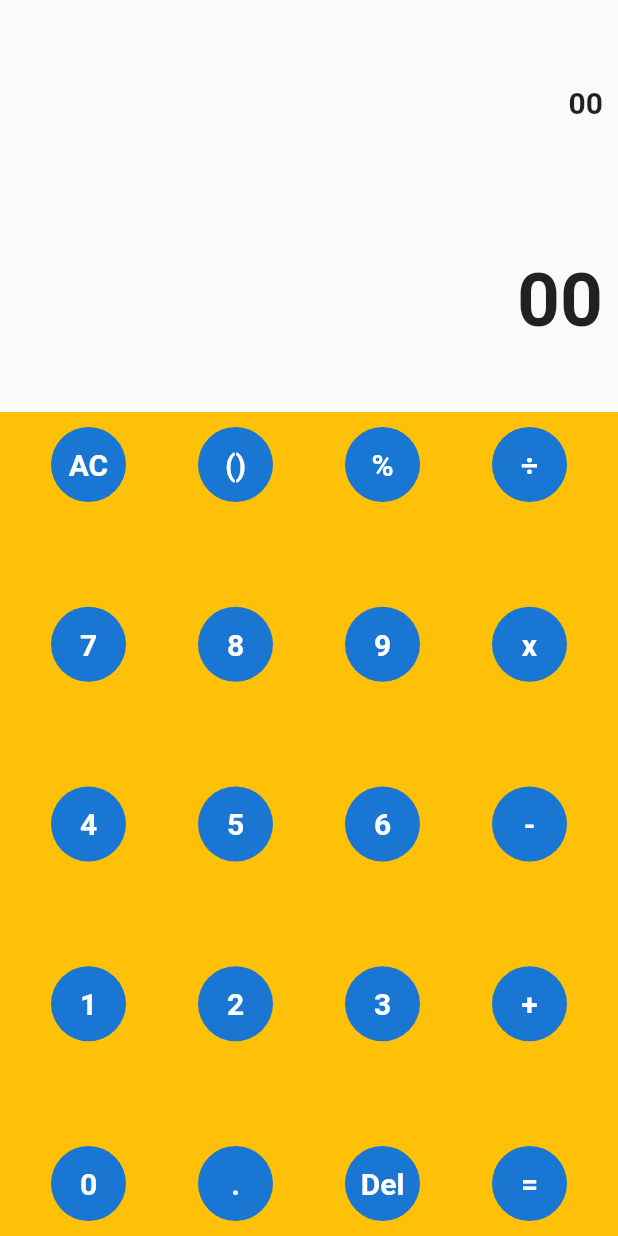
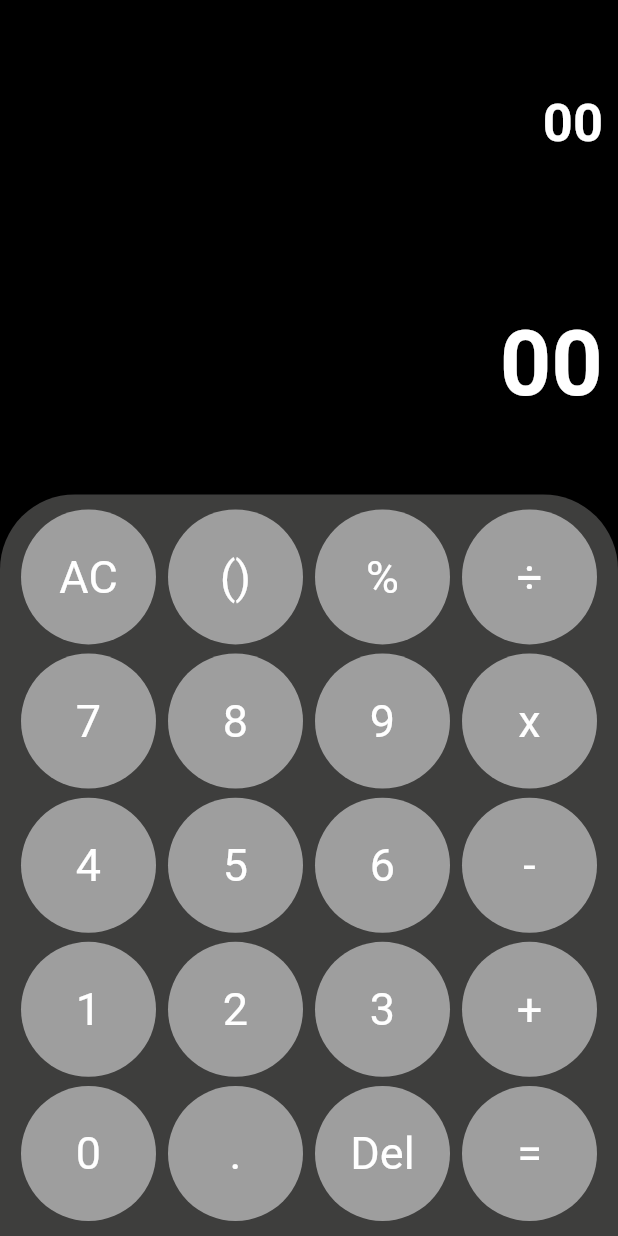
Before and after one commit to Furqan220/Calculator, a Flutter app: the screen it shows after launch, on a phone screen of 412 x 824 dp. Run offline on Flutter 3.47's test engine with Material 2 defaults, Android fonts, the phone set to English and light mode, and no system bars.

Commit message:
second commit

```diff
--- a/analysis_options.yaml
+++ b/analysis_options.yaml
@@ -7,7 +7,7 @@
 
 # The following line activates a set of recommended lints for Flutter apps,
 # packages, and plugins designed to encourage good coding practices.
-include: package:flutter_lints/flutter.yaml
+# include: package:flutter_lints/flutter.yaml
 
 linter:
   # The lint rules applied to this project can be customized in the
--- a/lib/main.dart
+++ b/lib/main.dart
@@ -9,130 +9,218 @@ class MyApp extends StatelessWidget {
 
   @override
   Widget build(BuildContext context) {
-    return  MaterialApp(
-      debugShowCheckedModeBanner: false,
-      home: Scaffold(
+    return MaterialApp(debugShowCheckedModeBanner: false, home: HomeScreen());
+  }
+}
+
+class HomeScreen extends StatefulWidget {
+  const HomeScreen({super.key});
+
+  @override
+  State<HomeScreen> createState() => _HomeScreenState();
+}
+
+class _HomeScreenState extends State<HomeScreen> {
+  String expression = '00';
+  String result = '00';
+  // String? result;
+
+  @override
+  Widget build(BuildContext context) {
+    return Scaffold(
+      backgroundColor: Colors.black,
       body: Column(
-        children:[
-      const Expanded(
+        children: [
+          Expanded(
               flex: 1,
-        child:Align(
-
+              child: Align(
                   alignment: Alignment.centerRight,
                   child: Padding(
                     padding: EdgeInsets.symmetric(horizontal: 10),
-            child: Text('00',
+                    child: Text(
+                      result,
                       style: TextStyle(
-              fontSize: 20,
-              fontWeight: FontWeight.bold
-
+                          color: Colors.white,
+                          fontSize: 35,
+                          fontWeight: FontWeight.bold),
                     ),
-
-
-            ),
-          ))
-      ),
+                  ))),
           Expanded(
-
               flex: 1,
-        child:Align(
+              child: Align(
                 alignment: Alignment.centerRight,
                 child: Container(
                   margin: EdgeInsets.only(bottom: 10),
                   padding: EdgeInsets.symmetric(horizontal: 10),
-            child: Text('00',style: TextStyle(
-              fontSize: 50,
-              fontWeight: FontWeight.bold
-
+                  child: Text(
+                    expression,
+                    style: TextStyle(
+                        color: Colors.white,
+                        fontSize: 60,
+                        fontWeight: FontWeight.bold),
                   ),
                 ),
-          ),
-        )
-      ),
-
+              )),
           Expanded(
-            flex: 4,
-          child:  Container(
-            color: Colors.amber,
-
-            padding: EdgeInsets.symmetric(horizontal: 10,vertical: 10),
+              flex: 3,
+              child: Container(
+                decoration: BoxDecoration(
+                    color: Color.fromARGB(100, 158, 157, 156),
+                    borderRadius: BorderRadius.only(
+                        topLeft: Radius.circular(50),
+                        topRight: Radius.circular(50))),
+                padding: EdgeInsets.symmetric(horizontal: 10, vertical: 10),
                 child: Column(
                   mainAxisAlignment: MainAxisAlignment.spaceBetween,
                   children: [
-
                     Row(
                       mainAxisAlignment: MainAxisAlignment.spaceAround,
                       children: [
-                    button(() { }, 'AC'),
-                    button(() { }, '()'),
-                    button(() { }, '%'),
-                    button(() { }, '÷')
-
+                        button(() {
+                          setState(() {
+                            expression = '0';
+                            result = '0';
+                          });
+                        }, 'AC'),
+                        button(() {
+                          setState(() {
+                            expression = '($expression)';
+                          });
+                        }, '()'),
+                        button(() {
+                          setState(() {
+                            expression = expression + '%';
+                          });
+                        }, '%'),
+                        button(() {
+                          setState(() {
+                            expression = expression + '÷';
+                          });
+                        }, '÷')
                       ],
                     ),
                     Row(
                       mainAxisAlignment: MainAxisAlignment.spaceAround,
                       children: [
-                    button(() { }, '7'),
-                    button(() { }, '8'),
-                    button(() { }, '9'),
-                    button(() { }, 'x')
-
+                        button(() {
+                          setState(() {
+                            expression = expression + '7';
+                          });
+                        }, '7'),
+                        button(() {
+                          setState(() {
+                            expression = expression + '8';
+                          });
+                        }, '8'),
+                        button(() {
+                          setState(() {
+                            expression = expression + '9';
+                          });
+                        }, '9'),
+                        button(() {
+                          setState(() {
+                            expression = expression + 'x';
+                          });
+                        }, 'x')
                       ],
                     ),
                     Row(
                       mainAxisAlignment: MainAxisAlignment.spaceAround,
                       children: [
-                    button(() { }, '4'),
-                    button(() { }, '5'),
-                    button(() { }, '6'),
-                    button(() { }, '-')
-
+                        button(() {
+                          setState(() {
+                            expression = expression + '4';
+                          });
+                        }, '4'),
+                        button(() {
+                          setState(() {
+                            expression = expression + '5';
+                          });
+                        }, '5'),
+                        button(() {
+                          setState(() {
+                            expression = expression + '6';
+                          });
+                        }, '6'),
+                        button(() {
+                          setState(() {
+                            expression = expression + '-';
+                          });
+                        }, '-')
                       ],
                     ),
                     Row(
                       mainAxisAlignment: MainAxisAlignment.spaceAround,
                       children: [
-                    button(() { }, '1'),
-                    button(() { }, '2'),
-                    button(() { }, '3'),
-                    button(() { }, '+')
-
+                        button(() {
+                          setState(() {
+                            expression = expression + '1';
+                          });
+                        }, '1'),
+                        button(() {
+                          setState(() {
+                            expression = expression + '2';
+                          });
+                        }, '2'),
+                        button(() {
+                          setState(() {
+                            expression = expression + '3';
+                          });
+                        }, '3'),
+                        button(() {
+                          setState(() {
+                            expression = expression + '+';
+                          });
+                        }, '+')
                       ],
                     ),
                     Row(
                       mainAxisAlignment: MainAxisAlignment.spaceAround,
                       children: [
-                    button(() { }, '0'),
-                    button(() { }, '.'),
-                    button(() { }, 'Del'),
-                    button(() { }, '=')
-
+                        button(() {
+                          setState(() {
+                            expression = expression + '0';
+                          });
+                        }, '0'),
+                        button(() {
+                          setState(() {
+                            expression = expression + '.';
+                          });
+                        }, '.'),
+                        button(() {
+                          setState(() {
+                            expression.length.toInt() = expression.length - 1 ;
+                          });
+                        }, 'Del'),
+                        button(() {}, '=')
                       ],
                     ),
                   ],
                 ),
-          )
-          )],
-      ),
+              ))
+        ],
       ),
     );
   }
 }
 
-
-
-
-Widget button (VoidCallback onTap ,String text){
+Widget button(VoidCallback onTap, String text) {
   return GestureDetector(
     onTap: onTap,
-    child:  CircleAvatar(
-      radius: 25,
+    child: CircleAvatar(
+      backgroundColor: Colors.grey,
+      // radius: 25,
+      minRadius: 25,
+      maxRadius: 45,
       child: Center(
-    child: Text(text,style: TextStyle(
-      fontSize: 20,
-      fontWeight: FontWeight.w600,
-    ),),
+        child: Text(
+          text,
+          style: TextStyle(
+            color: Colors.white,
+            fontSize: 30,
+            fontWeight: FontWeight.w400,
+          ),
+        ),
       ),
     ),
   );
```
Also changed, not shown: 1 other file. Lines whose indentation alone changed are shown as unchanged.
